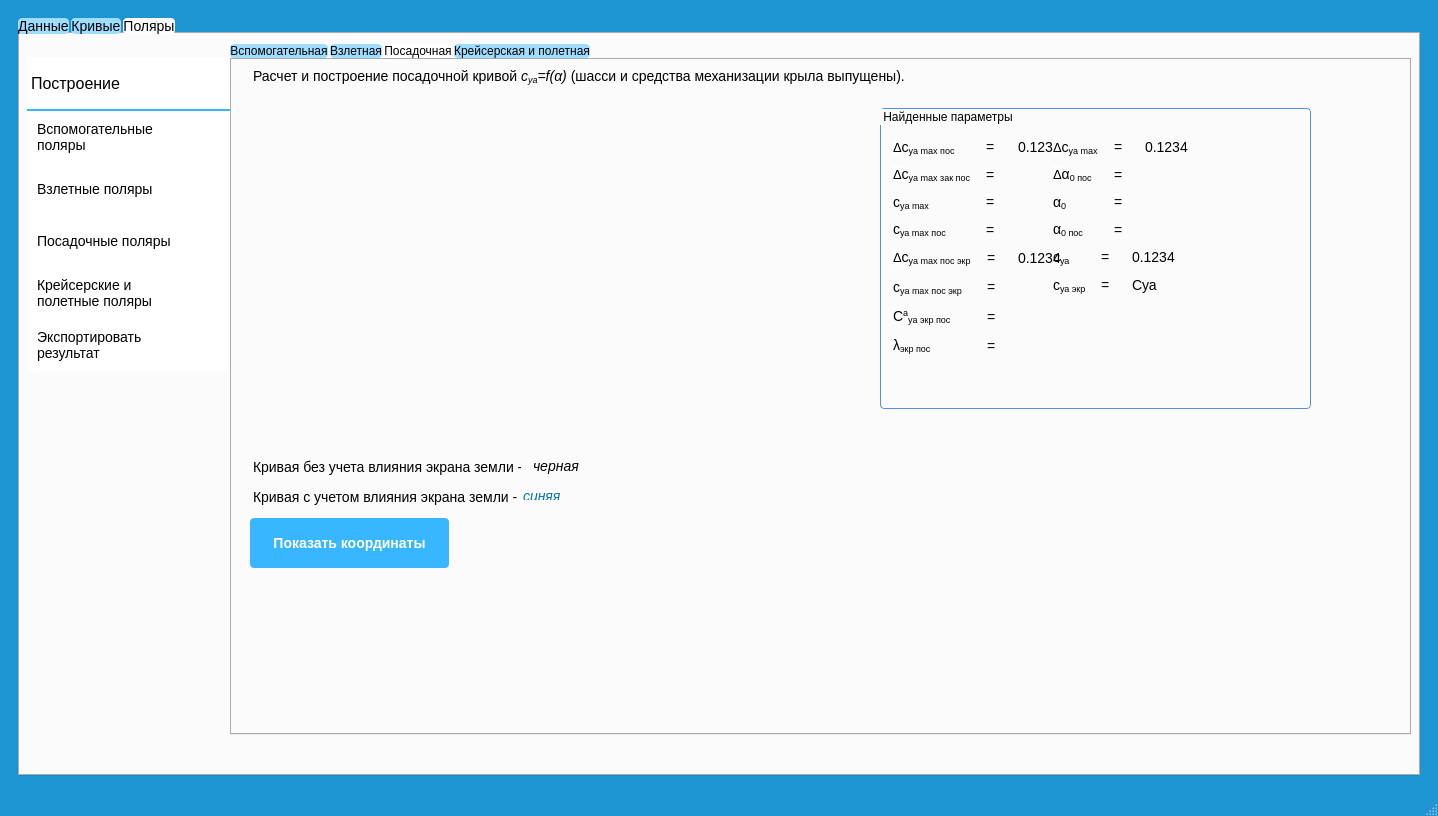
Old version of the form UI.ui in the repository alinlpkv/LapikovaDiplom.
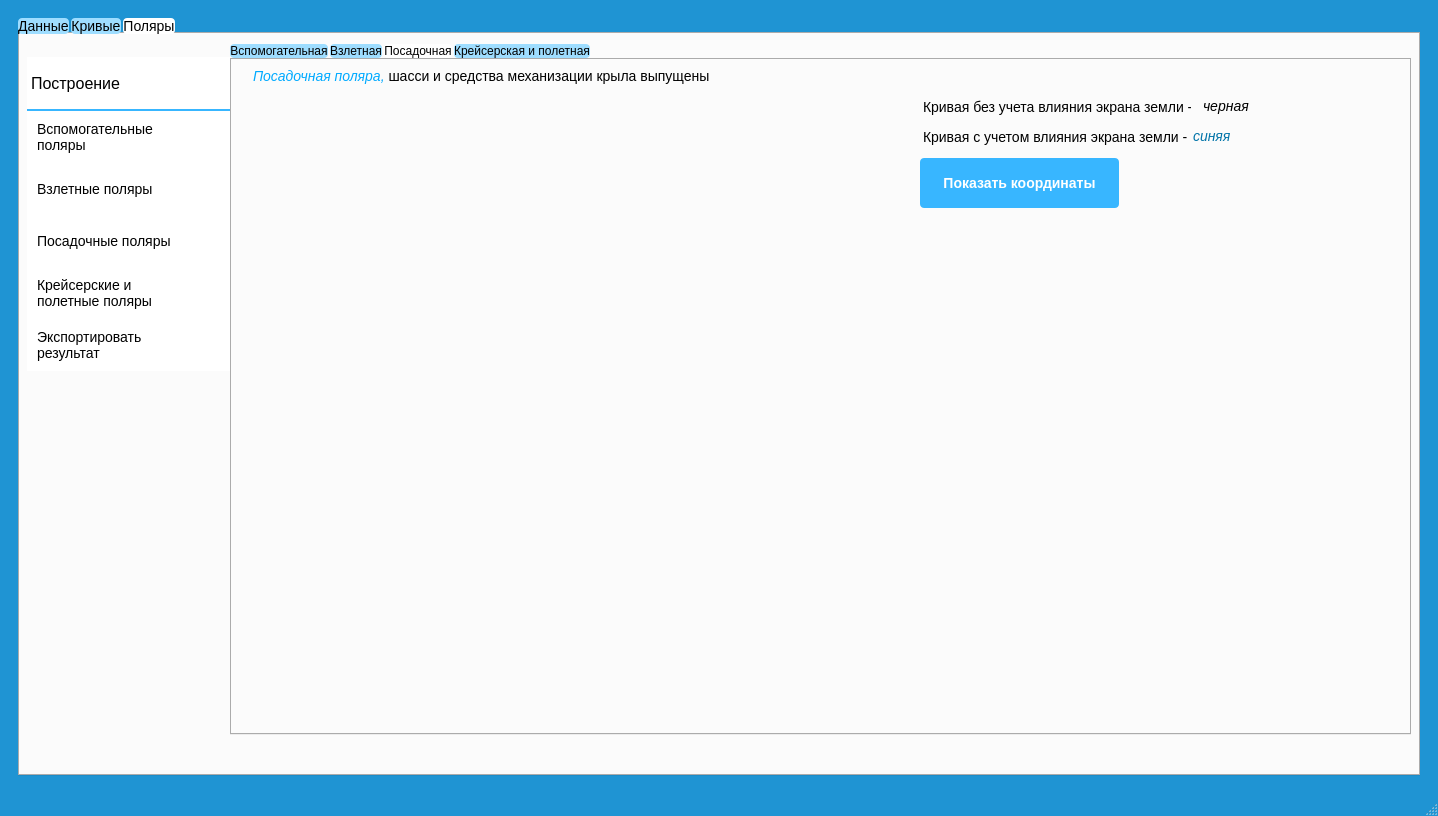
New version of the form. The open tabs and pages were chosen to show the change. Icons and pictures are not drawn.

```diff
--- a/UI.ui
+++ b/UI.ui
@@ -5395,399 +5395,11 @@
                <rect>
                 <x>20</x>
                 <y>40</y>
-                <width>621</width>
-                <height>341</height>
+                <width>660</width>
+                <height>400</height>
                </rect>
               </property>
              </widget>
-             <widget class="QGroupBox" name="groupBox_19">
-              <property name="geometry">
-               <rect>
-                <x>650</x>
-                <y>50</y>
-                <width>431</width>
-                <height>301</height>
-               </rect>
-              </property>
-              <property name="title">
-               <string>Найденные параметры</string>
-              </property>
-              <widget class="QWidget" name="gridLayoutWidget_19">
-               <property name="geometry">
-                <rect>
-                 <x>10</x>
-                 <y>30</y>
-                 <width>175</width>
-                 <height>104</height>
-                </rect>
-               </property>
-               <layout class="QGridLayout" name="gridLayout_32">
-                <item row="0" column="0">
-                 <widget class="QLabel" name="label_334">
-                  <property name="text">
-                   <string>&lt;html&gt;&lt;head/&gt;&lt;body&gt;&lt;p&gt;&lt;span style=&quot; font-family:'-apple-system,BlinkMacSystemFont,Roboto,Helvetica Neue,Geneva,Noto Sans Armenian,Noto Sans Bengali,Noto Sans Cherokee,Noto Sans Devanagari,Noto Sans Ethiopic,Noto Sans Georgian,Noto Sans Hebrew,Noto Sans Kannada,Noto Sans Khmer,Noto Sans Lao,Noto Sans Osmanya,Noto Sans Tamil,Noto Sans Telugu,Noto Sans Thai,sans-serif,arial,Tahoma,verdana'; font-size:13px; color:#000000; background-color:#ffffff;&quot;&gt;Δ&lt;/span&gt;с&lt;span style=&quot; vertical-align:sub;&quot;&gt;ya max пос &lt;/span&gt;&lt;/p&gt;&lt;/body&gt;&lt;/html&gt;</string>
-                  </property>
-                 </widget>
-                </item>
-                <item row="2" column="2">
-                 <widget class="QLabel" name="la_Cyamax_Down_2">
-                  <property name="text">
-                   <string/>
-                  </property>
-                 </widget>
-                </item>
-                <item row="3" column="2">
-                 <widget class="QLabel" name="la_Cyamaxpos_Down_2">
-                  <property name="text">
-                   <string/>
-                  </property>
-                 </widget>
-                </item>
-                <item row="2" column="0">
-                 <widget class="QLabel" name="label_335">
-                  <property name="toolTip">
-                   <string>&lt;html&gt;&lt;head/&gt;&lt;body&gt;&lt;p&gt;Максимальный коэффициент подъемной силы&lt;/p&gt;&lt;/body&gt;&lt;/html&gt;</string>
-                  </property>
-                  <property name="text">
-                   <string>&lt;html&gt;&lt;head/&gt;&lt;body&gt;&lt;p&gt;с&lt;span style=&quot; vertical-align:sub;&quot;&gt;ya max &lt;/span&gt;&lt;/p&gt;&lt;/body&gt;&lt;/html&gt;</string>
-                  </property>
-                 </widget>
-                </item>
-                <item row="3" column="0">
-                 <widget class="QLabel" name="label_336">
-                  <property name="toolTip">
-                   <string>&lt;html&gt;&lt;head/&gt;&lt;body&gt;&lt;p&gt;Максимальный коэффициент подъемной силы при посадке без учета влияния экрана земли&lt;/p&gt;&lt;/body&gt;&lt;/html&gt;</string>
-                  </property>
-                  <property name="text">
-                   <string>&lt;html&gt;&lt;head/&gt;&lt;body&gt;&lt;p&gt;с&lt;span style=&quot; vertical-align:sub;&quot;&gt;уа max пос &lt;/span&gt;&lt;/p&gt;&lt;/body&gt;&lt;/html&gt;</string>
-                  </property>
-                 </widget>
-                </item>
-                <item row="0" column="2">
-                 <widget class="QLabel" name="la_dCyamaxpr_Down_2">
-                  <property name="text">
-                   <string>0.1234</string>
-                  </property>
-                 </widget>
-                </item>
-                <item row="1" column="0">
-                 <widget class="QLabel" name="label_337">
-                  <property name="toolTip">
-                   <string>&lt;html&gt;&lt;head/&gt;&lt;body&gt;&lt;p&gt;&lt;br/&gt;&lt;/p&gt;&lt;/body&gt;&lt;/html&gt;</string>
-                  </property>
-                  <property name="text">
-                   <string>&lt;html&gt;&lt;head/&gt;&lt;body&gt;&lt;p&gt;&lt;span style=&quot; font-family:'-apple-system,BlinkMacSystemFont,Roboto,Helvetica Neue,Geneva,Noto Sans Armenian,Noto Sans Bengali,Noto Sans Cherokee,Noto Sans Devanagari,Noto Sans Ethiopic,Noto Sans Georgian,Noto Sans Hebrew,Noto Sans Kannada,Noto Sans Khmer,Noto Sans Lao,Noto Sans Osmanya,Noto Sans Tamil,Noto Sans Telugu,Noto Sans Thai,sans-serif,arial,Tahoma,verdana'; font-size:13px; color:#000000; background-color:#ffffff;&quot;&gt;Δ&lt;/span&gt;с&lt;span style=&quot; vertical-align:sub;&quot;&gt;ya max зак пос &lt;/span&gt;&lt;/p&gt;&lt;/body&gt;&lt;/html&gt;</string>
-                  </property>
-                 </widget>
-                </item>
-                <item row="1" column="2">
-                 <widget class="QLabel" name="la_dCyamaxzakpos_Down_2">
-                  <property name="text">
-                   <string/>
-                  </property>
-                 </widget>
-                </item>
-                <item row="0" column="1">
-                 <widget class="QLabel" name="label_415">
-                  <property name="text">
-                   <string>=</string>
-                  </property>
-                 </widget>
-                </item>
-                <item row="1" column="1">
-                 <widget class="QLabel" name="label_416">
-                  <property name="text">
-                   <string>=</string>
-                  </property>
-                 </widget>
-                </item>
-                <item row="2" column="1">
-                 <widget class="QLabel" name="label_417">
-                  <property name="text">
-                   <string>=</string>
-                  </property>
-                 </widget>
-                </item>
-                <item row="3" column="1">
-                 <widget class="QLabel" name="label_418">
-                  <property name="text">
-                   <string>=</string>
-                  </property>
-                 </widget>
-                </item>
-               </layout>
-              </widget>
-              <widget class="QWidget" name="gridLayoutWidget_20">
-               <property name="geometry">
-                <rect>
-                 <x>170</x>
-                 <y>30</y>
-                 <width>142</width>
-                 <height>104</height>
-                </rect>
-               </property>
-               <layout class="QGridLayout" name="gridLayout_33">
-                <item row="3" column="2">
-                 <widget class="QLabel" name="la_a0pos_Down_2">
-                  <property name="text">
-                   <string/>
-                  </property>
-                 </widget>
-                </item>
-                <item row="3" column="0">
-                 <widget class="QLabel" name="label_338">
-                  <property name="toolTip">
-                   <string>Угол атаки нулевой подъемной силы при посадке</string>
-                  </property>
-                  <property name="text">
-                   <string>&lt;html&gt;&lt;head/&gt;&lt;body&gt;&lt;p&gt;α&lt;span style=&quot; vertical-align:sub;&quot;&gt;0 пос &lt;/span&gt;&lt;/p&gt;&lt;/body&gt;&lt;/html&gt;</string>
-                  </property>
-                 </widget>
-                </item>
-                <item row="0" column="0">
-                 <widget class="QLabel" name="label_339">
-                  <property name="toolTip">
-                   <string>&lt;html&gt;&lt;head/&gt;&lt;body&gt;&lt;p&gt;Зависит от типа механизации крыла&lt;/p&gt;&lt;/body&gt;&lt;/html&gt;</string>
-                  </property>
-                  <property name="text">
-                   <string>&lt;html&gt;&lt;head/&gt;&lt;body&gt;&lt;p&gt;&lt;span style=&quot; font-family:'-apple-system,BlinkMacSystemFont,Roboto,Helvetica Neue,Geneva,Noto Sans Armenian,Noto Sans Bengali,Noto Sans Cherokee,Noto Sans Devanagari,Noto Sans Ethiopic,Noto Sans Georgian,Noto Sans Hebrew,Noto Sans Kannada,Noto Sans Khmer,Noto Sans Lao,Noto Sans Osmanya,Noto Sans Tamil,Noto Sans Telugu,Noto Sans Thai,sans-serif,arial,Tahoma,verdana'; font-size:13px; color:#000000; background-color:#ffffff;&quot;&gt;Δ&lt;/span&gt;с&lt;span style=&quot; vertical-align:sub;&quot;&gt;уа max &lt;/span&gt;&lt;/p&gt;&lt;/body&gt;&lt;/html&gt;</string>
-                  </property>
-                 </widget>
-                </item>
-                <item row="0" column="2">
-                 <widget class="QLabel" name="la_dCyamax_Down_2">
-                  <property name="text">
-                   <string>0.1234</string>
-                  </property>
-                 </widget>
-                </item>
-                <item row="2" column="2">
-                 <widget class="QLabel" name="la_a0_Down_2">
-                  <property name="text">
-                   <string/>
-                  </property>
-                 </widget>
-                </item>
-                <item row="1" column="0">
-                 <widget class="QLabel" name="label_340">
-                  <property name="toolTip">
-                   <string>&lt;html&gt;&lt;head/&gt;&lt;body&gt;&lt;p&gt;Приращения угла атаки нулевой подъемной силы при взлете&lt;/p&gt;&lt;/body&gt;&lt;/html&gt;</string>
-                  </property>
-                  <property name="text">
-                   <string>&lt;html&gt;&lt;head/&gt;&lt;body&gt;&lt;p&gt;&lt;span style=&quot; font-family:'-apple-system,BlinkMacSystemFont,Roboto,Helvetica Neue,Geneva,Noto Sans Armenian,Noto Sans Bengali,Noto Sans Cherokee,Noto Sans Devanagari,Noto Sans Ethiopic,Noto Sans Georgian,Noto Sans Hebrew,Noto Sans Kannada,Noto Sans Khmer,Noto Sans Lao,Noto Sans Osmanya,Noto Sans Tamil,Noto Sans Telugu,Noto Sans Thai,sans-serif,arial,Tahoma,verdana'; font-size:13px; color:#000000; background-color:#ffffff;&quot;&gt;Δ&lt;/span&gt;α&lt;span style=&quot; vertical-align:sub;&quot;&gt;0 пос&lt;/span&gt;&lt;/p&gt;&lt;/body&gt;&lt;/html&gt;</string>
-                  </property>
-                 </widget>
-                </item>
-                <item row="1" column="2">
-                 <widget class="QLabel" name="la_da0pos_Down_2">
-                  <property name="text">
-                   <string/>
-                  </property>
-                 </widget>
-                </item>
-                <item row="2" column="0">
-                 <widget class="QLabel" name="label_341">
-                  <property name="toolTip">
-                   <string>Угол атаки нулевой подъемной силы</string>
-                  </property>
-                  <property name="text">
-                   <string>&lt;html&gt;&lt;head/&gt;&lt;body&gt;&lt;p&gt;α&lt;span style=&quot; vertical-align:sub;&quot;&gt;0 &lt;/span&gt;&lt;/p&gt;&lt;/body&gt;&lt;/html&gt;</string>
-                  </property>
-                 </widget>
-                </item>
-                <item row="0" column="1">
-                 <widget class="QLabel" name="label_419">
-                  <property name="text">
-                   <string>=</string>
-                  </property>
-                 </widget>
-                </item>
-                <item row="1" column="1">
-                 <widget class="QLabel" name="label_420">
-                  <property name="text">
-                   <string>=</string>
-                  </property>
-                 </widget>
-                </item>
-                <item row="2" column="1">
-                 <widget class="QLabel" name="label_421">
-                  <property name="text">
-                   <string>=</string>
-                  </property>
-                 </widget>
-                </item>
-                <item row="3" column="1">
-                 <widget class="QLabel" name="label_422">
-                  <property name="text">
-                   <string>=</string>
-                  </property>
-                 </widget>
-                </item>
-               </layout>
-              </widget>
-              <widget class="QWidget" name="gridLayoutWidget_21">
-               <property name="geometry">
-                <rect>
-                 <x>10</x>
-                 <y>140</y>
-                 <width>175</width>
-                 <height>111</height>
-                </rect>
-               </property>
-               <layout class="QGridLayout" name="gridLayout_34">
-                <item row="0" column="2">
-                 <widget class="QLabel" name="la_dCyamaxpos_scrin_Down_2">
-                  <property name="text">
-                   <string>0.1234</string>
-                  </property>
-                 </widget>
-                </item>
-                <item row="2" column="0">
-                 <widget class="QLabel" name="label_342">
-                  <property name="toolTip">
-                   <string>&lt;html&gt;&lt;head/&gt;&lt;body&gt;&lt;p&gt;Производная коэффициента подъемной силы с учетом влияния экрана земли при посадке&lt;/p&gt;&lt;/body&gt;&lt;/html&gt;</string>
-                  </property>
-                  <property name="text">
-                   <string>&lt;html&gt;&lt;head/&gt;&lt;body&gt;&lt;p&gt;C&lt;span style=&quot; vertical-align:super;&quot;&gt;а&lt;/span&gt;&lt;span style=&quot; vertical-align:sub;&quot;&gt;ya экр пос &lt;/span&gt;&lt;/p&gt;&lt;/body&gt;&lt;/html&gt;</string>
-                  </property>
-                 </widget>
-                </item>
-                <item row="0" column="0">
-                 <widget class="QLabel" name="label_343">
-                  <property name="toolTip">
-                   <string>&lt;html&gt;&lt;head/&gt;&lt;body&gt;&lt;p&gt;&lt;br/&gt;&lt;/p&gt;&lt;/body&gt;&lt;/html&gt;</string>
-                  </property>
-                  <property name="text">
-                   <string>&lt;html&gt;&lt;head/&gt;&lt;body&gt;&lt;p&gt;&lt;span style=&quot; font-family:'-apple-system,BlinkMacSystemFont,Roboto,Helvetica Neue,Geneva,Noto Sans Armenian,Noto Sans Bengali,Noto Sans Cherokee,Noto Sans Devanagari,Noto Sans Ethiopic,Noto Sans Georgian,Noto Sans Hebrew,Noto Sans Kannada,Noto Sans Khmer,Noto Sans Lao,Noto Sans Osmanya,Noto Sans Tamil,Noto Sans Telugu,Noto Sans Thai,sans-serif,arial,Tahoma,verdana'; font-size:13px; color:#000000; background-color:#ffffff;&quot;&gt;Δ&lt;/span&gt;с&lt;span style=&quot; vertical-align:sub;&quot;&gt;ya max пос экр &lt;/span&gt;&lt;/p&gt;&lt;/body&gt;&lt;/html&gt;</string>
-                  </property>
-                 </widget>
-                </item>
-                <item row="1" column="0">
-                 <widget class="QLabel" name="label_344">
-                  <property name="toolTip">
-                   <string>&lt;html&gt;&lt;head/&gt;&lt;body&gt;&lt;p&gt;Максимальный коэффициент подъемной силы при посадке с учетом экрана земли&lt;/p&gt;&lt;/body&gt;&lt;/html&gt;</string>
-                  </property>
-                  <property name="text">
-                   <string>&lt;html&gt;&lt;head/&gt;&lt;body&gt;&lt;p&gt;с&lt;span style=&quot; vertical-align:sub;&quot;&gt;ya max пос экр&lt;/span&gt;&lt;/p&gt;&lt;/body&gt;&lt;/html&gt;</string>
-                  </property>
-                 </widget>
-                </item>
-                <item row="2" column="2">
-                 <widget class="QLabel" name="la_Caya_scrin_Down_2">
-                  <property name="text">
-                   <string/>
-                  </property>
-                 </widget>
-                </item>
-                <item row="3" column="0">
-                 <widget class="QLabel" name="label_345">
-                  <property name="toolTip">
-                   <string>&lt;html&gt;&lt;head/&gt;&lt;body&gt;&lt;p&gt;Фиктивное удлинение крыла, учитывающее влияние экрана земли при посадке&lt;/p&gt;&lt;/body&gt;&lt;/html&gt;</string>
-                  </property>
-                  <property name="text">
-                   <string>&lt;html&gt;&lt;head/&gt;&lt;body&gt;&lt;p&gt;λ&lt;span style=&quot; vertical-align:sub;&quot;&gt;экр пос&lt;/span&gt;&lt;/p&gt;&lt;/body&gt;&lt;/html&gt;</string>
-                  </property>
-                 </widget>
-                </item>
-                <item row="3" column="2">
-                 <widget class="QLabel" name="la_lamda_scrin_Down_2">
-                  <property name="text">
-                   <string/>
-                  </property>
-                 </widget>
-                </item>
-                <item row="1" column="2">
-                 <widget class="QLabel" name="la_Cyamaxpos_scrin_Down_2">
-                  <property name="text">
-                   <string/>
-                  </property>
-                 </widget>
-                </item>
-                <item row="0" column="1">
-                 <widget class="QLabel" name="label_423">
-                  <property name="text">
-                   <string>=</string>
-                  </property>
-                 </widget>
-                </item>
-                <item row="1" column="1">
-                 <widget class="QLabel" name="label_424">
-                  <property name="text">
-                   <string>=</string>
-                  </property>
-                 </widget>
-                </item>
-                <item row="2" column="1">
-                 <widget class="QLabel" name="label_425">
-                  <property name="text">
-                   <string>=</string>
-                  </property>
-                 </widget>
-                </item>
-                <item row="3" column="1">
-                 <widget class="QLabel" name="label_426">
-                  <property name="text">
-                   <string>=</string>
-                  </property>
-                 </widget>
-                </item>
-               </layout>
-              </widget>
-              <widget class="QWidget" name="gridLayoutWidget_22">
-               <property name="geometry">
-                <rect>
-                 <x>170</x>
-                 <y>140</y>
-                 <width>129</width>
-                 <height>50</height>
-                </rect>
-               </property>
-               <layout class="QGridLayout" name="gridLayout_35">
-                <item row="1" column="0">
-                 <widget class="QLabel" name="label_346">
-                  <property name="text">
-                   <string>&lt;html&gt;&lt;head/&gt;&lt;body&gt;&lt;p&gt;с&lt;span style=&quot; vertical-align:sub;&quot;&gt;уа экр &lt;/span&gt;&lt;/p&gt;&lt;/body&gt;&lt;/html&gt;</string>
-                  </property>
-                 </widget>
-                </item>
-                <item row="1" column="2">
-                 <widget class="QLabel" name="la_Cya_scrin_Down_2">
-                  <property name="text">
-                   <string>Суа</string>
-                  </property>
-                 </widget>
-                </item>
-                <item row="0" column="0">
-                 <widget class="QLabel" name="label_347">
-                  <property name="text">
-                   <string>&lt;html&gt;&lt;head/&gt;&lt;body&gt;&lt;p&gt;с&lt;span style=&quot; vertical-align:sub;&quot;&gt;уа &lt;/span&gt;&lt;/p&gt;&lt;/body&gt;&lt;/html&gt;</string>
-                  </property>
-                 </widget>
-                </item>
-                <item row="0" column="2">
-                 <widget class="QLabel" name="la_Cya_Down_2">
-                  <property name="text">
-                   <string>0.1234</string>
-                  </property>
-                 </widget>
-                </item>
-                <item row="0" column="1">
-                 <widget class="QLabel" name="label_427">
-                  <property name="text">
-                   <string>=</string>
-                  </property>
-                 </widget>
-                </item>
-                <item row="1" column="1">
-                 <widget class="QLabel" name="label_428">
-                  <property name="text">
-                   <string>=</string>
-                  </property>
-                 </widget>
-                </item>
-               </layout>
-              </widget>
-             </widget>
              <widget class="QLabel" name="label_Mkr_10">
               <property name="geometry">
                <rect>
@@ -5798,14 +5410,14 @@
                </rect>
               </property>
               <property name="text">
-               <string>&lt;html&gt;&lt;head/&gt;&lt;body&gt;&lt;p&gt;Расчет и построение посадочной кривой&lt;span style=&quot; font-style:italic;&quot;&gt; c&lt;/span&gt;&lt;span style=&quot; font-style:italic; vertical-align:sub;&quot;&gt;ya&lt;/span&gt;&lt;span style=&quot; font-style:italic;&quot;&gt;=f(α) &lt;/span&gt;(шасси и средства механизации крыла выпущены).&lt;/p&gt;&lt;/body&gt;&lt;/html&gt;</string>
+               <string>&lt;html&gt;&lt;head/&gt;&lt;body&gt;&lt;p&gt;&lt;span style=&quot; font-style:italic; color:#00aaff;&quot;&gt;Посадочная поляра, &lt;/span&gt;шасси и средства механизации крыла выпущены&lt;/p&gt;&lt;/body&gt;&lt;/html&gt;</string>
               </property>
              </widget>
              <widget class="QLabel" name="label_359">
               <property name="geometry">
                <rect>
-                <x>300</x>
-                <y>400</y>
+                <x>970</x>
+                <y>40</y>
                 <width>51</width>
                 <height>21</height>
                </rect>
@@ -5817,8 +5429,8 @@
              <widget class="QLabel" name="label_360">
               <property name="geometry">
                <rect>
-                <x>20</x>
-                <y>400</y>
+                <x>690</x>
+                <y>40</y>
                 <width>271</width>
                 <height>21</height>
                </rect>
@@ -5830,10 +5442,10 @@
              <widget class="QLabel" name="label_361">
               <property name="geometry">
                <rect>
-                <x>290</x>
-                <y>430</y>
+                <x>960</x>
+                <y>70</y>
                 <width>51</width>
-                <height>16</height>
+                <height>21</height>
                </rect>
               </property>
               <property name="styleSheet">
@@ -5846,8 +5458,8 @@
              <widget class="QLabel" name="label_362">
               <property name="geometry">
                <rect>
-                <x>20</x>
-                <y>430</y>
+                <x>690</x>
+                <y>70</y>
                 <width>271</width>
                 <height>21</height>
                </rect>
@@ -5859,8 +5471,8 @@
              <widget class="QPushButton" name="buShowDown">
               <property name="geometry">
                <rect>
-                <x>20</x>
-                <y>460</y>
+                <x>690</x>
+                <y>100</y>
                 <width>199</width>
                 <height>50</height>
                </rect>
```
Left out of the diff: 202 changed lines with no effect on the pictures.
